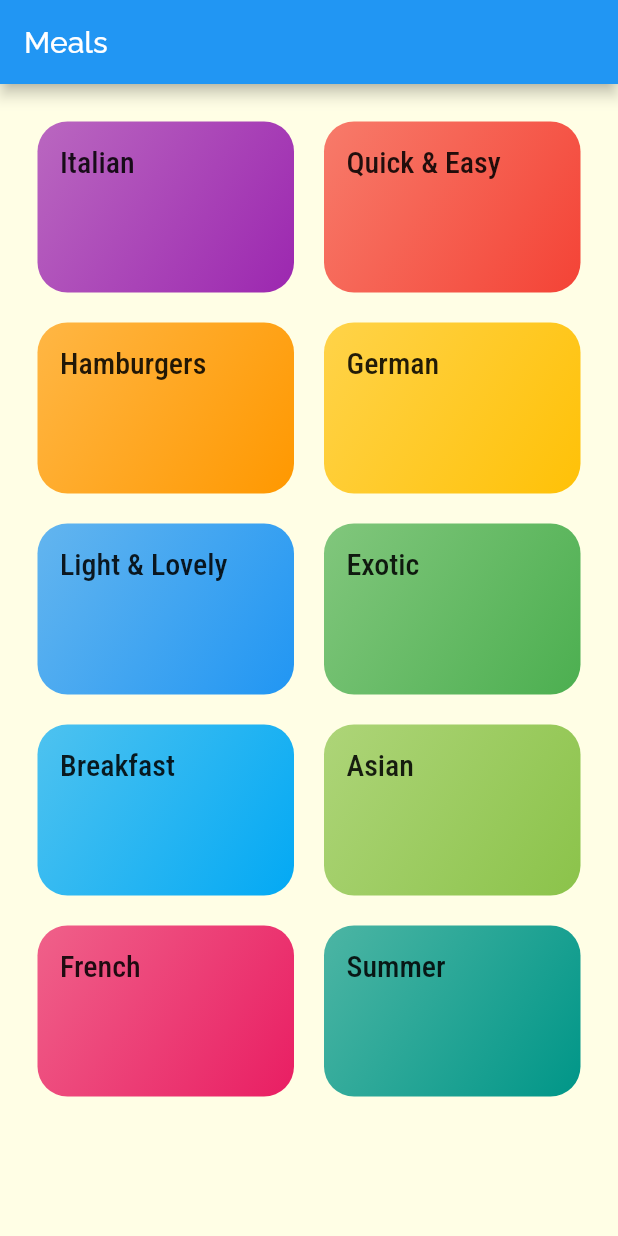
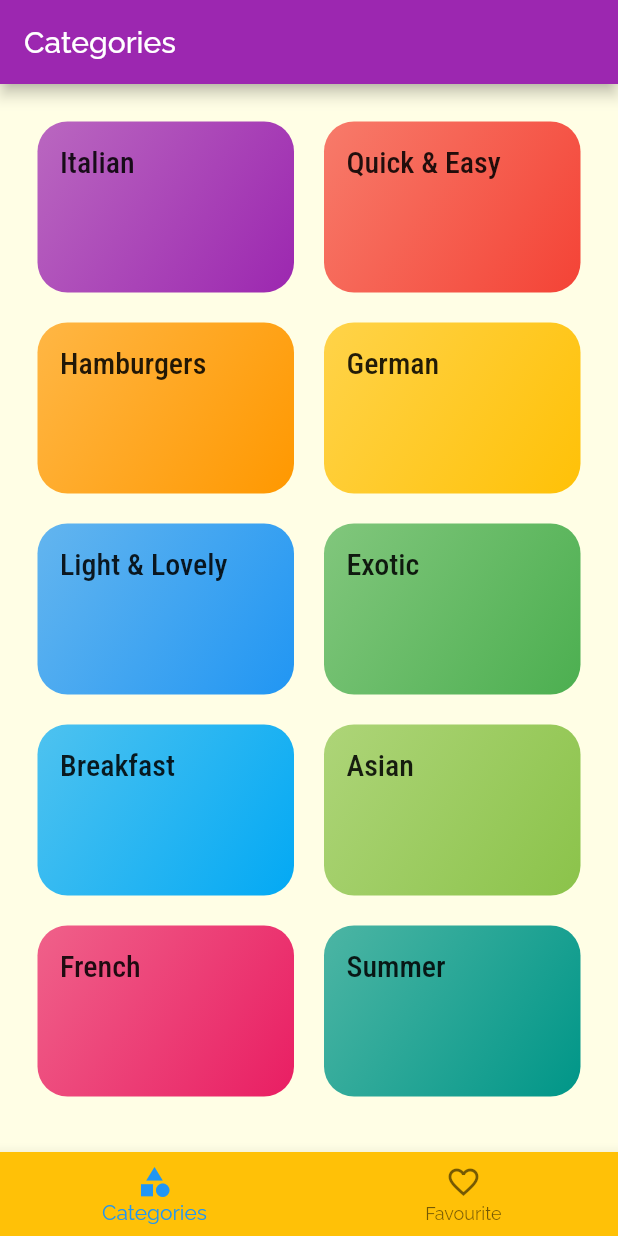
Before and after one commit to almaystroOo/Meals-Recipe-App, a Flutter app: the screen it shows after launch, on a phone screen of 412 x 824 dp. Run offline on Flutter 3.47's test engine with Material 2 defaults, Android fonts, the phone set to English and light mode, and no system bars; our stand-ins replace google_fonts.

Commit message:
#implementing  meal_details_page,Bottom_Navigation

```diff
--- a/lib/main.dart
+++ b/lib/main.dart
@@ -3,6 +3,7 @@ import 'package:google_fonts/google_fonts.dart';
 import 'package:meals_app/ui/view/screens/categories_screen.dart';
 import 'package:google_fonts/google_fonts.dart';
 import 'ui/view/screens/category_meals_screen.dart';
+import 'package:meals_app/ui/view/screens/meal_detail_screen.dart';
 
 void main() {
   runApp(MyApp());
@@ -15,6 +16,8 @@ class MyApp extends StatelessWidget {
     return MaterialApp(
       title: 'DeliMeals',
       theme: ThemeData(
+          primaryColor: Colors.purple,
+          accentColor: Colors.amber,
           primarySwatch: Colors.blue,
           visualDensity: VisualDensity.adaptivePlatformDensity,
           canvasColor: Color.fromRGBO(255, 254, 229, 1),
@@ -30,6 +33,11 @@ class MyApp extends StatelessWidget {
       initialRoute: '/',
       routes: {
         CategoryMeal.routeName: (BuildContext context) => CategoryMeal(),
-        });
+        MealDeatilScreen.route: (context) => MealDeatilScreen()
+      },
+      // onGenerateRoute: (settings) {
+      //   return settings;
+      // },
+    );
   }
 }
--- a/lib/ui/view/screens/categories_screen.dart
+++ b/lib/ui/view/screens/categories_screen.dart
@@ -1,7 +1,8 @@
 import 'package:flutter/material.dart';
 import 'package:meals_app/3.2%20dummy_data.dart';
 import 'package:meals_app/ui/view/widgets/category_item.dart';
-import '../../../models/category.dart';
+import '../screens/Favourite_Meal_Screen.dart';
+import 'category_screen.dart';
 
 class Categories extends StatefulWidget {
   Categories({Key key}) : super(key: key);
@@ -11,30 +12,82 @@ class Categories extends StatefulWidget {
 }
 
 class _CategoriesState extends State<Categories> {
+  // Widget CategoriesScreen() {
+
+  // }
+
+  final List<Map<String, Object>> _pages = [
+    {'page': CategoriesPage(), 'title': 'Categories'},
+    {'page': FavouriteMealScreen(), 'title': 'Favourite'}
+  ];
+  int _selectedIndex = 0;
+  void _selectedTap(int index) {
+    setState(() {
+      _selectedIndex = index;
+    });
+    // if (index == 0) {
+    //   return categoriesScreen();
+    // } else if (index == 1) {
+    //   return FavouriteMealScreen();
+    // }
+  }
+
   @override
   Widget build(BuildContext context) {
-    return Container(
-      child: Scaffold(
+    return Scaffold(
         appBar: AppBar(
-          title: Text('Meals'),
+          title: Text(_pages[_selectedIndex]['title']),
         ),
-        body: GridView(
-          padding: EdgeInsets.all(25),
-          gridDelegate: SliverGridDelegateWithMaxCrossAxisExtent(
-            maxCrossAxisExtent: 200,
-            childAspectRatio: 3 / 2,
-            crossAxisSpacing: 20,
-            mainAxisSpacing: 20,
-          ),
-          children: DUMMY_CATEGORIES
-              .map((item) => CategoryItem(
-                    id: item.id,
-                    title: item.title,
-                    color: item.color,
-                  ))
-              .toList(),
+        bottomNavigationBar: BottomNavigationBar(
+          currentIndex: _selectedIndex,
+          backgroundColor: Theme.of(context).accentColor,
+          items: [
+            BottomNavigationBarItem(
+                icon: Icon(Icons.category),
+                backgroundColor: Colors.black,
+                label: 'Categories'),
+            BottomNavigationBarItem(
+                icon: Icon(Icons.favorite_outline), label: 'Favourite'),
+          ],
+          //unselectedItemColor: Colors.black87,
+          // selectedItemColor: Colors.limeAccent,
+          onTap: _selectedTap,
         ),
-      ),
-    );
+        body: _pages[_selectedIndex]['page']);
+
+    // Scaffold(
+    //   appBar: AppBar(
+    //     title: Text('Meals'),
+    //   ),
+
+    //   bottomNavigationBar: AppBar(
+    //     bottom: TabBar(
+    //       tabs: [
+    //         Icon(
+    //           Icons.category,
+    //         ),
+    //         Icon(Icons.favorite)
+    //       ],
+    //     ),
+    //   ),
+    //   body: TabBarView(
+    //       //physics: ,
+    //       //controller: ,
+    //       children: [
+    //         categoriesScreen(),
+    //         FavouriteMealScreen(),
+    //       ]),
+
+    //   // DefaultTabController(
+    //   //   length: 2,
+    //   //   child: TabBarView(
+    //   //       //physics: ,
+    //   //       //controller: ,
+    //   //       children: [
+    //   //         categoriesScreen(),
+    //   //         FavouriteMealScreen(),
+    //   //       ]),
+    //   // ),
+    // );
   }
 }
--- /dev/null
+++ b/lib/ui/view/screens/category_screen.dart
@@ -0,0 +1,26 @@
+import 'package:flutter/material.dart';
+import 'package:meals_app/ui/view/widgets/category_item.dart';
+
+import '../../../3.2 dummy_data.dart';
+
+class CategoriesPage extends StatelessWidget {
+  @override
+  Widget build(BuildContext context) {
+    return GridView(
+      padding: EdgeInsets.all(25),
+      gridDelegate: SliverGridDelegateWithMaxCrossAxisExtent(
+        maxCrossAxisExtent: 200,
+        childAspectRatio: 3 / 2,
+        crossAxisSpacing: 20,
+        mainAxisSpacing: 20,
+      ),
+      children: DUMMY_CATEGORIES
+          .map((item) => CategoryItem(
+                id: item.id,
+                title: item.title,
+                color: item.color,
+              ))
+          .toList(),
+    );
+  }
+}
```
Also changed, not shown: lib/ui/view/screens/Favourite_Meal_Screen.dart (added, +12 -0 lines), lib/ui/view/screens/meal_detail_screen.dart (+121 -0 lines), lib/ui/view/widgets/ingredients_item.dart (added, +19 -0 lines), lib/ui/view/widgets/meal_item.dart (+7 -2 lines). Lines whose indentation alone changed are shown as unchanged.
